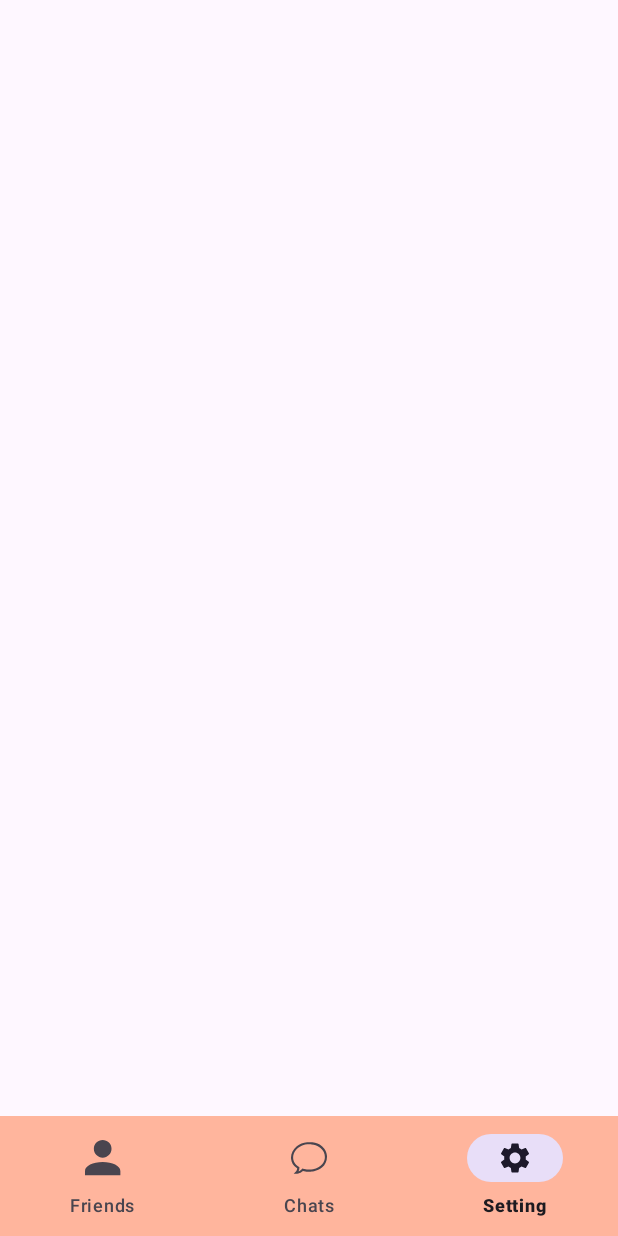
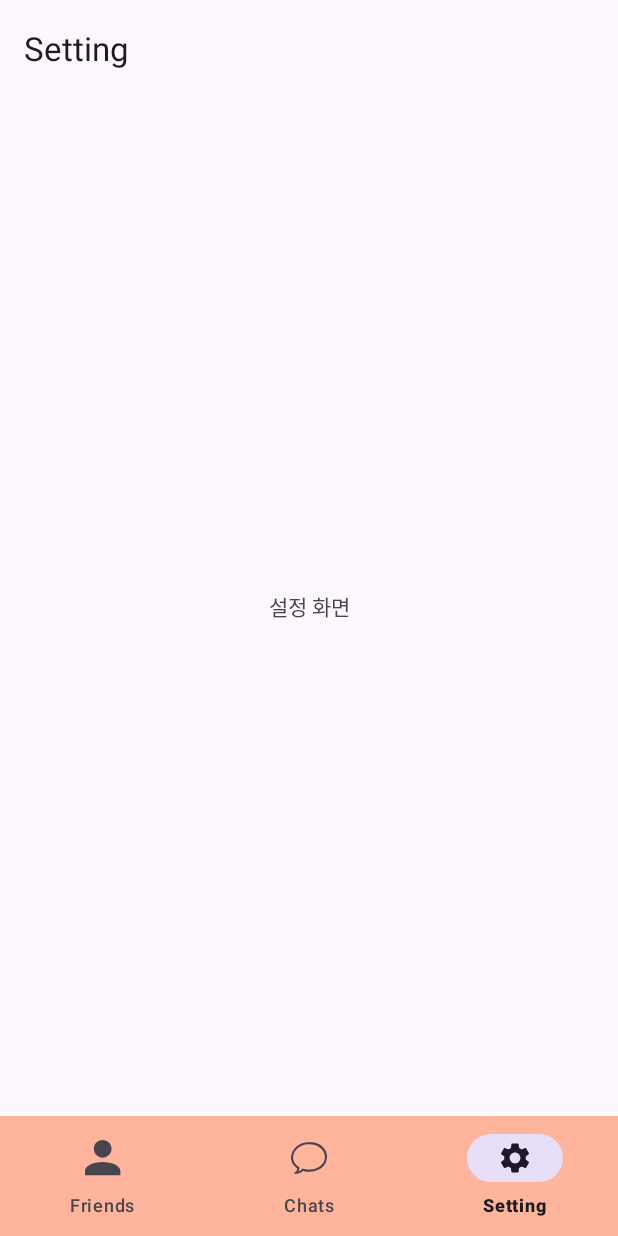
Before and after one commit to SaangMin/android-publictalk, an Android app: the fragment HomeFragment shown on its own in the app's theme, item 3 of the bottom bar chosen, on a phone screen of 412 x 824 dp. Run offline under Robolectric (Android 15) with nearby library versions, the phone set to English and light mode, and no system bars; our stand-ins replace data binding, navigation-ui.

Commit message:
홈 화면 navigation 연결

```diff
--- a/app/src/main/AndroidManifest.xml
+++ b/app/src/main/AndroidManifest.xml
@@ -15,7 +15,9 @@
         android:theme="@style/Theme.PublicTalk"
         tools:targetApi="31">
         <activity
-            android:name=".ui.MainActivity"
+            android:name=".ui.HomeActivity" />
+        <activity
+            android:name=".ui.StartActivity"
             android:exported="true">
             <intent-filter>
                 <action android:name="android.intent.action.MAIN" />
@@ -23,6 +25,7 @@
                 <category android:name="android.intent.category.LAUNCHER" />
             </intent-filter>
         </activity>
+
         <service
             android:name=".service.FirebaseMessagingService"
             android:exported="false">
@@ -30,6 +33,7 @@
                 <action android:name="com.google.firebase.MESSAGING_EVENT" />
             </intent-filter>
         </service>
+
         <meta-data
             android:name="com.google.firebase.messaging.default_notification_channel_id"
             android:value="@string/default_notification_channel_id" />
--- a/app/src/main/java/com/skysmyoo/publictalk/ui/home/HomeFragment.kt
+++ b/app/src/main/java/com/skysmyoo/publictalk/ui/home/HomeFragment.kt
@@ -2,6 +2,9 @@ package com.skysmyoo.publictalk.ui.home
 
 import android.os.Bundle
 import android.view.View
+import androidx.navigation.NavController
+import androidx.navigation.fragment.findNavController
+import androidx.navigation.ui.setupWithNavController
 import com.skysmyoo.publictalk.BaseFragment
 import com.skysmyoo.publictalk.R
 import com.skysmyoo.publictalk.databinding.FragmentHomeBinding
@@ -14,5 +17,34 @@ class HomeFragment : BaseFragment() {
     override fun onViewCreated(view: View, savedInstanceState: Bundle?) {
         super.onViewCreated(view, savedInstanceState)
 
+        val navController =
+            childFragmentManager.findFragmentById(R.id.fcv_home)?.findNavController()
+        navController?.let {
+            binding.bnHome.setupWithNavController(it)
+            setAppbar(navController)
+        }
+    }
+
+    private fun setAppbar(navController: NavController) {
+        val appbar = binding.abHome
+        navController.addOnDestinationChangedListener { _, destination, _ ->
+            when (destination.id) {
+                R.id.navigation_friend_list -> {
+                    appbar.title = getString(R.string.friend_list)
+                    appbar.menu.clear()
+                    appbar.inflateMenu(R.menu.home_ab_menu)
+                }
+
+                R.id.navigation_chat_list -> {
+                    appbar.title = getString(R.string.chat_list)
+                    appbar.menu.clear()
+                }
+
+                R.id.navigation_setting -> {
+                    appbar.title = getString(R.string.setting)
+                    appbar.menu.clear()
+                }
+            }
+        }
     }
 }
--- a/app/src/main/res/layout/fragment_home.xml
+++ b/app/src/main/res/layout/fragment_home.xml
@@ -17,8 +17,8 @@
             app:layout_constraintStart_toStartOf="parent"
             app:layout_constraintTop_toTopOf="parent"
             app:titleTextAppearance="@style/TextAppearance.Material3.TitleLarge"
-            tools:menu="@menu/home_toolbar_menu"
-            tools:title="친구" />
+            tools:menu="@menu/home_ab_menu"
+            tools:title="@string/friends_sample" />
 
         <androidx.fragment.app.FragmentContainerView
             android:id="@+id/fcv_home"
@@ -26,6 +26,9 @@
             android:layout_height="0dp"
             app:layout_constraintBottom_toTopOf="@id/bn_home"
             app:layout_constraintEnd_toEndOf="parent"
+            app:defaultNavHost="true"
+            android:name="androidx.navigation.fragment.NavHostFragment"
+            app:navGraph="@navigation/home_navigation"
             app:layout_constraintStart_toStartOf="parent"
             app:layout_constraintTop_toBottomOf="@id/ab_home" />
 
--- /dev/null
+++ b/app/src/main/res/navigation/home_navigation.xml
@@ -0,0 +1,26 @@
+<?xml version="1.0" encoding="utf-8"?>
+<navigation xmlns:android="http://schemas.android.com/apk/res/android"
+    xmlns:app="http://schemas.android.com/apk/res-auto"
+    xmlns:tools="http://schemas.android.com/tools"
+    android:id="@+id/home_navigation"
+    app:startDestination="@id/navigation_friend_list">
+
+    <fragment
+        android:id="@+id/navigation_friend_list"
+        android:name="com.skysmyoo.publictalk.ui.home.friend.FriendListFragment"
+        android:label="@string/navigation_friend_list_label"
+        tools:layout="@layout/fragment_friend_list" />
+
+    <fragment
+        android:id="@+id/navigation_chat_list"
+        android:name="com.skysmyoo.publictalk.ui.home.chatting.ChatListFragment"
+        android:label="@string/navigation_chat_list_label"
+        tools:layout="@layout/fragment_chat_list" />
+
+    <fragment
+        android:id="@+id/navigation_setting"
+        android:name="com.skysmyoo.publictalk.ui.home.setting.SettingFragment"
+        android:label="@string/navigation_setting_label"
+        tools:layout="@layout/fragment_setting" />
+
+</navigation>
--- a/app/src/main/res/values/strings.xml
+++ b/app/src/main/res/values/strings.xml
@@ -25,4 +25,10 @@
     <string name="friend_list">Friends</string>
     <string name="chat_list">Chats</string>
     <string name="setting">Setting</string>
+    <string name="navigation_home_label">Home Screen</string>
+    <string name="navigation_friend_list_label">Friend List Screen</string>
+    <string name="navigation_chat_list_label">Chat List Screen</string>
+    <string name="navigation_setting_label">Setting Screen</string>
+    <string name="navigation_home_activity_label">Main Screen</string>
+    <string name="friends_sample">Friends</string>
 </resources>
```
Also changed, not shown: 1 other file.
